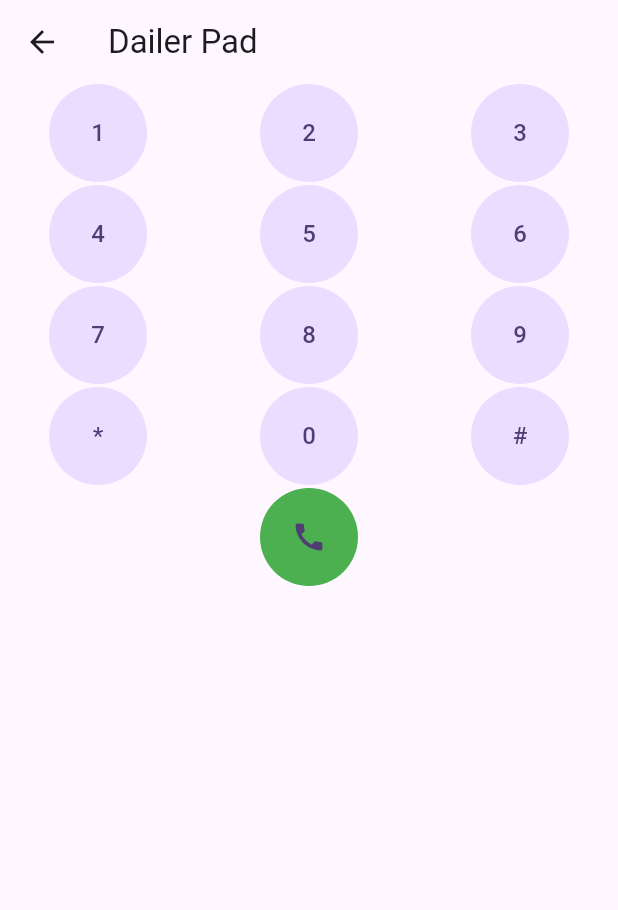
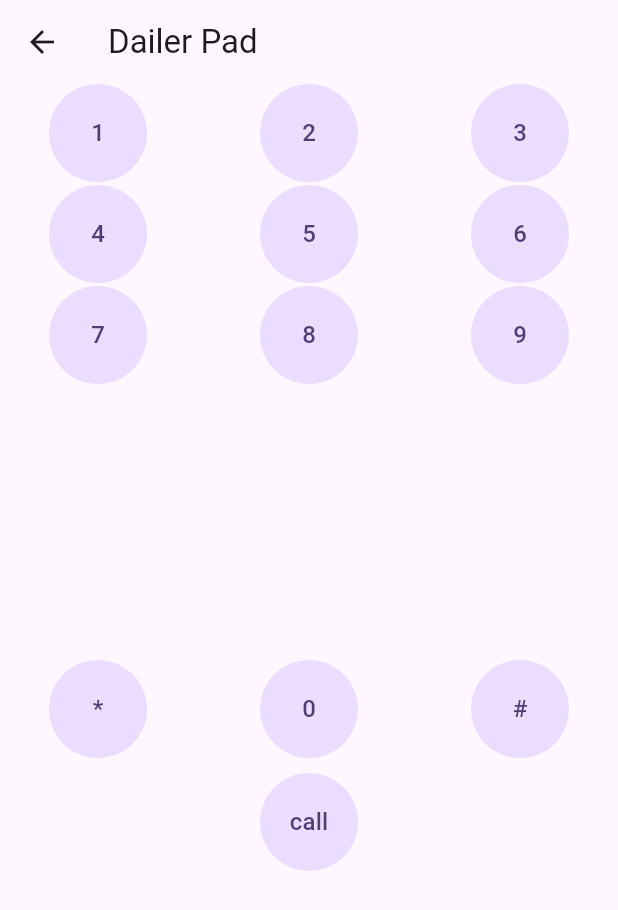
Before and after one commit to ShraddhaDeshmukh10/Training-peroid-app, a Flutter app: the Dialer_pad screen opened by its route, on a phone screen of 412 x 824 dp. Shown: the top 910 px of the screen. Run offline on Flutter 3.47's test engine with Material 3 defaults, Android fonts, the phone set to English and light mode, and no system bars; our stand-ins replace fluttertoast.

Commit message:
Added Dialer Pad with sliverGrid

```diff
--- a/lib/View/ToDO_App/dialerpad.dart
+++ b/lib/View/ToDO_App/dialerpad.dart
@@ -1,4 +1,5 @@
 import 'package:flutter/material.dart';
+import 'package:flutter/widgets.dart';
 
 class Dialer_pad extends StatefulWidget {
   const Dialer_pad({super.key});
@@ -8,25 +9,26 @@ class Dialer_pad extends StatefulWidget {
 }
 
 class _Dialer_padState extends State<Dialer_pad> {
+  List numberbuttons = [];
+  List dialpadextra = ['*', '0', '#', "", 'call', ""];
+
+  @override
+  void initState() {
+    super.initState();
+    printNum();
+  }
+
+  void printNum() {
+    for (int i = 1; i <= 9; i++) {
+      numberbuttons.add(CircleAvatar(
+        radius: 20,
+        child: Text(i.toString()),
+      ));
+    }
+  }
+
   @override
   Widget build(BuildContext context) {
-    final List<String> dialpadnumbers = [
-      '1',
-      '2',
-      '3',
-      '4',
-      '5',
-      '6',
-      '7',
-      '8',
-      '9',
-      '*',
-      '0',
-      '#',
-      '',
-      "call",
-      ""
-    ];
     return Scaffold(
       appBar: AppBar(title: Text("Dailer Pad")),
       body: Column(
@@ -39,27 +41,29 @@ class _Dialer_padState extends State<Dialer_pad> {
                   mainAxisSpacing: 2.0,
                   childAspectRatio: 2.0,
                 ),
-                itemCount: dialpadnumbers.length,
+                itemCount: numberbuttons.length,
                 itemBuilder: (context, index) {
-                  final dialpadText = dialpadnumbers[index];
-                  if (dialpadText.isEmpty) {
-                    return SizedBox();
-                  } else if (dialpadText == "call") {
-                    return CircleAvatar(
-                      radius: 20,
-                      backgroundColor: Colors.green,
-                      child: IconButton(
-                        onPressed: () {},
-                        icon: Icon(Icons.call),
-                      ),
-                    );
-                  } else {
-                    return CircleAvatar(
-                      radius: 20,
-                      child: Text(dialpadText),
-                    );
-                  }
+                  return numberbuttons[index];
                 }),
+          ),
+          Expanded(
+            child: GridView.builder(
+              gridDelegate: SliverGridDelegateWithFixedCrossAxisCount(
+                  crossAxisCount: 3,
+                  crossAxisSpacing: 10.0,
+                  mainAxisSpacing: 10.0,
+                  childAspectRatio: 2.0),
+              itemCount: dialpadextra.length,
+              itemBuilder: (context, index) {
+                if (dialpadextra[index].isEmpty) {
+                  return const SizedBox();
+                } else
+                  return CircleAvatar(
+                    radius: 20,
+                    child: Text(dialpadextra[index]),
+                  );
+              },
+            ),
           )
           // GridView.count(
           //   crossAxisCount: 3,
```
